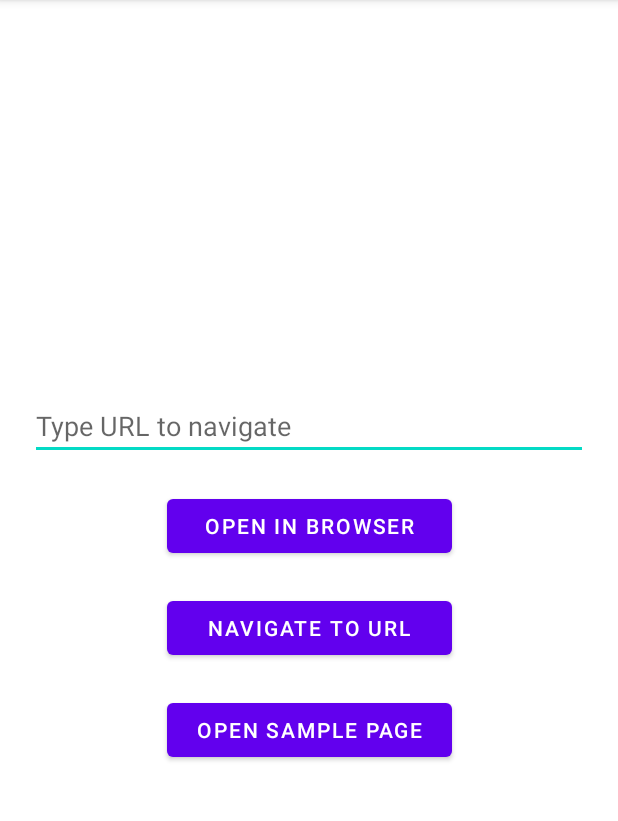
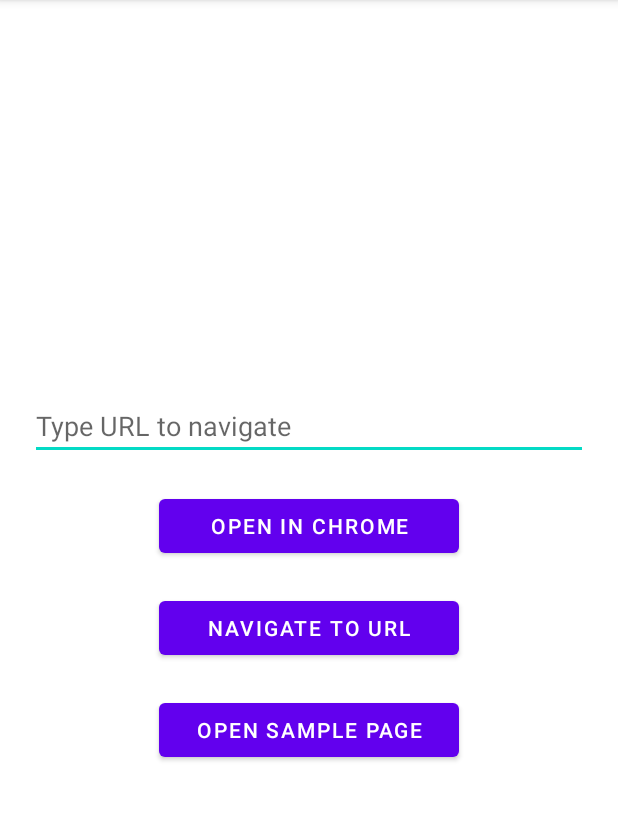
Before and after one commit to Transported-Labs/android-webview-sdk-demo, an Android app: the screen it shows after launch (MainActivity), on a phone screen of 412 x 824 dp, the part 84-905 px from its top. Run offline under Robolectric (Android 15) with nearby library versions, the phone set to English and light mode, and no system bars; libraries missing offline, so code that uses them is left out: com.cueaudio.webviewsdk; 1 statement that could not run was skipped.

Commit message:
Changed call openInBrowser() to openInChrome() to navigate to url in Chrome CustomTabs.

```diff
--- a/app/build.gradle
+++ b/app/build.gradle
@@ -34,6 +34,7 @@ android {
 
 dependencies {
     implementation files('../../android-webview-sdk/lib/build/outputs/aar/lib-debug.aar')
+    implementation("androidx.browser:browser:1.5.0")
     implementation 'androidx.core:core-ktx:1.7.0'
     implementation 'androidx.appcompat:appcompat:1.6.1'
     implementation 'com.google.android.material:material:1.8.0'
--- a/app/src/main/java/com/cueaudio/webviewsdkdemo/MainActivity.kt
+++ b/app/src/main/java/com/cueaudio/webviewsdkdemo/MainActivity.kt
@@ -23,7 +23,7 @@ class MainActivity : AppCompatActivity() {
                 return@setOnClickListener
             }
             try {
-                webViewController.openInBrowser(url)
+                webViewController.openInChrome(url)
             } catch (e: InvalidUrlError) {
                 // Show invalid URL error message
                 Toast.makeText(this, e.message, Toast.LENGTH_SHORT).show()
--- a/app/src/main/res/layout/activity_main.xml
+++ b/app/src/main/res/layout/activity_main.xml
@@ -24,7 +24,7 @@
         android:layout_width="wrap_content"
         android:layout_height="wrap_content"
         android:layout_margin="20dp"
-        android:minWidth="190dp"
+        android:minWidth="@dimen/button_min_width"
         android:text="@string/open_in_browser"
         app:layout_constraintEnd_toEndOf="parent"
         app:layout_constraintStart_toStartOf="parent"
@@ -35,7 +35,7 @@
         android:layout_width="wrap_content"
         android:layout_height="wrap_content"
         android:layout_margin="20dp"
-        android:minWidth="190dp"
+        android:minWidth="@dimen/button_min_width"
         android:text="@string/navigate_to_url"
         app:layout_constraintEnd_toEndOf="parent"
         app:layout_constraintStart_toStartOf="parent"
@@ -46,7 +46,7 @@
         android:layout_width="wrap_content"
         android:layout_height="wrap_content"
         android:layout_margin="20dp"
-        android:minWidth="190dp"
+        android:minWidth="@dimen/button_min_width"
         android:text="@string/open_sample_page"
         app:layout_constraintEnd_toEndOf="parent"
         app:layout_constraintStart_toStartOf="parent"
--- /dev/null
+++ b/app/src/main/res/values/dimens.xml
@@ -0,0 +1,4 @@
+<?xml version="1.0" encoding="utf-8"?>
+<resources>
+    <dimen name="button_min_width">200dp</dimen>
+</resources>
--- a/app/src/main/res/values/strings.xml
+++ b/app/src/main/res/values/strings.xml
@@ -2,5 +2,5 @@
     <string name="app_name">WebViewSDKDemo</string>
     <string name="navigate_to_url">Navigate to URL</string>
     <string name="open_sample_page">Open sample page</string>
-    <string name="open_in_browser">Open in browser</string>
+    <string name="open_in_browser">Open in Chrome</string>
 </resources>
```
